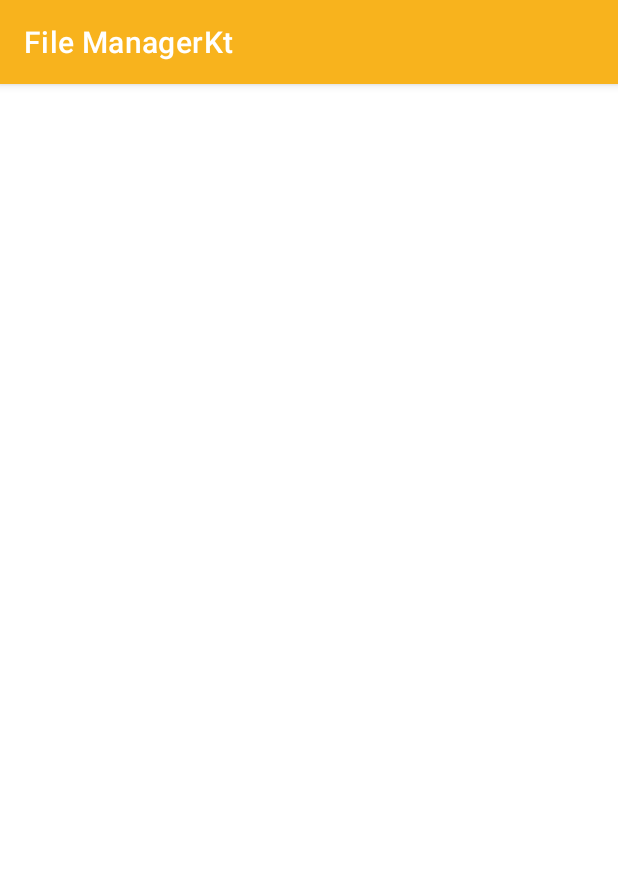
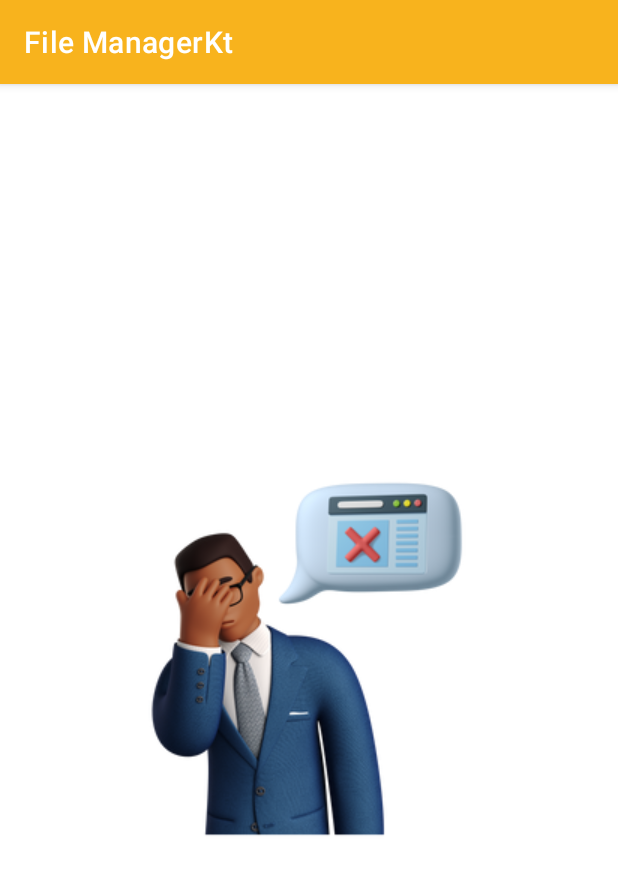
Before and after one commit to shirinvn/FileManagerKt, an Android app: the screen it shows after launch (MainActivity), on a phone screen of 412 x 824 dp. Shown: the top 875 px of the screen. Run offline under Robolectric (Android 15) with nearby library versions, the phone set to English and light mode, and no system bars.

```diff
--- a/app/src/main/java/com/example/filemanagerkt/MainActivity.kt
+++ b/app/src/main/java/com/example/filemanagerkt/MainActivity.kt
@@ -1,11 +1,73 @@
 package com.example.filemanagerkt
 
+import android.Manifest
+import android.content.pm.PackageManager
 import androidx.appcompat.app.AppCompatActivity
 import android.os.Bundle
+import android.os.Environment
+import android.widget.Toast
+import androidx.core.app.ActivityCompat
+import androidx.core.content.ContextCompat
+import com.example.filemanagerkt.databinding.ActivityMainBinding
 
 class MainActivity : AppCompatActivity() {
+
+    lateinit var  binding: ActivityMainBinding
+
+    companion object {
+        var ourViewType = 0
+        var ourSpanCount = 1
+    }
+
     override fun onCreate(savedInstanceState: Bundle?) {
         super.onCreate(savedInstanceState)
-        setContentView(R.layout.activity_main)
+        binding = ActivityMainBinding.inflate(layoutInflater)
+        setContentView(binding.root)
+
+
+        if (checkPermisstion()){
+
+            val path = Environment.getExternalStorageDirectory().path
+            val transaction = supportFragmentManager.beginTransaction()
+            transaction.add(R.id.frame_layout , MyFragment(path))
+            transaction.commit()
+
+        }else { requestPermisstion()}
+
+
     }
+
+
+    private fun checkPermisstion(): Boolean {
+        val result = ContextCompat.checkSelfPermission(
+            this@MainActivity,
+            Manifest.permission.WRITE_EXTERNAL_STORAGE
+        )
+        return if (result == PackageManager.PERMISSION_GRANTED) {
+            true
+
+        } else {
+
+            false
+
+        }
+    }
+
+    private fun requestPermisstion() {
+        if (ActivityCompat.shouldShowRequestPermissionRationale(
+                this@MainActivity,
+                Manifest.permission.WRITE_EXTERNAL_STORAGE
+            )
+        ) {
+            Toast.makeText(this@MainActivity, "Storage", Toast.LENGTH_SHORT).show()
+        } else {
+            ActivityCompat.requestPermissions(
+                this@MainActivity, arrayOf(
+                    Manifest.permission.WRITE_EXTERNAL_STORAGE
+                ), 111
+            )
+        }
+    }
+
+
 }
--- /dev/null
+++ b/app/src/main/java/com/example/filemanagerkt/MyFragment.kt
@@ -0,0 +1,107 @@
+package com.example.filemanagerkt
+
+import android.annotation.SuppressLint
+import android.content.Intent
+import android.net.Uri
+import android.os.Build
+import android.os.Bundle
+import android.view.LayoutInflater
+import android.view.View
+import android.view.ViewGroup
+import androidx.core.content.FileProvider
+import androidx.fragment.app.Fragment
+import androidx.recyclerview.widget.GridLayoutManager
+import androidx.recyclerview.widget.LinearLayoutManager
+import com.example.filemanagerkt.databinding.FragmentBinding
+import java.io.File
+
+class MyFragment (val path: String) : Fragment(), MyAdapter.FileEvent {
+    lateinit var binding: FragmentBinding
+    lateinit var adapter: MyAdapter
+
+    override fun onCreateView(
+        inflater: LayoutInflater,
+        container: ViewGroup?,
+        savedInstanceState: Bundle?
+    ): View {
+
+        binding = FragmentBinding.inflate(layoutInflater)
+        return binding.root
+
+    }
+
+    @SuppressLint("SetTextI18n")
+    override fun onViewCreated(view: View, savedInstanceState: Bundle?) {
+        super.onViewCreated(view, savedInstanceState)
+
+        val ourFile = File(path)
+
+        if (ourFile.isDirectory) {
+
+            val listOfFiles = arrayListOf<File>()
+            listOfFiles.addAll(ourFile.listFiles()!!)
+            listOfFiles.sort()
+
+            adapter = MyAdapter(listOfFiles, this)
+            binding.recyclerMain.adapter = adapter
+            binding.recyclerMain.layoutManager = GridLayoutManager(
+                context,
+                MainActivity.ourSpanCount,
+                LinearLayoutManager.VERTICAL,
+                false
+            )
+            adapter.changeViewType(MainActivity.ourViewType)
+
+            if (listOfFiles.size > 0) {
+
+                binding.recyclerMain.visibility = View.VISIBLE
+                binding.imgNoData.visibility = View.GONE
+
+
+            } else {
+
+                binding.recyclerMain.visibility = View.GONE
+                binding.imgNoData.visibility = View.VISIBLE
+
+            }
+
+        }
+
+
+    }
+
+    override fun onFileClicked(file: File, type: String) {
+
+        val intent = Intent(Intent.ACTION_VIEW)
+
+        if (Build.VERSION.SDK_INT >= Build.VERSION_CODES.N) {
+
+            val fileProvider = FileProvider.getUriForFile(
+                requireContext(),
+                requireActivity().packageName + ".provider",
+                file
+            )
+            intent.setDataAndType(fileProvider, type)
+
+        } else {
+
+            intent.setDataAndType(Uri.fromFile(file), type)
+
+        }
+
+        intent.addFlags(Intent.FLAG_GRANT_READ_URI_PERMISSION)
+        startActivity(intent)
+
+    }
+
+    override fun onFolderClicked(path: String) {
+
+        val transaction = parentFragmentManager.beginTransaction()
+        transaction.replace(R.id.frame_layout, MyFragment(path))
+        transaction.addToBackStack(null)
+        transaction.commit()
+
+    }
+
+
+}
--- /dev/null
+++ b/app/src/main/res/layout/fragment.xml
@@ -0,0 +1,33 @@
+<?xml version="1.0" encoding="utf-8"?>
+<androidx.constraintlayout.widget.ConstraintLayout xmlns:android="http://schemas.android.com/apk/res/android"
+    xmlns:app="http://schemas.android.com/apk/res-auto"
+    xmlns:tools="http://schemas.android.com/tools"
+    android:layout_width="match_parent"
+    android:layout_height="match_parent"
+    tools:context=".MainActivity">
+
+
+    <androidx.recyclerview.widget.RecyclerView
+        android:id="@+id/recyclerMain"
+        android:layout_width="match_parent"
+        android:layout_height="0dp"
+        app:layout_constraintBottom_toBottomOf="parent"
+        app:layout_constraintEnd_toEndOf="parent"
+        app:layout_constraintStart_toStartOf="parent"
+        app:layout_constraintTop_toTopOf="parent"
+        tools:listitem="@layout/recycler_item" />
+
+    <ImageView
+        android:id="@+id/imgNoData"
+        android:layout_width="0dp"
+        android:layout_height="270dp"
+        android:layout_marginStart="70dp"
+        android:layout_marginEnd="70dp"
+        android:src="@drawable/nofile"
+        app:layout_constraintBottom_toBottomOf="parent"
+        app:layout_constraintEnd_toEndOf="parent"
+        app:layout_constraintStart_toStartOf="parent"
+        app:layout_constraintTop_toTopOf="parent" />
+
+
+</androidx.constraintlayout.widget.ConstraintLayout>
--- a/build.gradle
+++ b/build.gradle
@@ -2,5 +2,5 @@
 plugins {
     id 'com.android.application' version '7.4.2' apply false
     id 'com.android.library' version '7.4.2' apply false
-    id 'org.jetbrains.kotlin.android' version '1.8.0' apply false
+    id 'org.jetbrains.kotlin.android' version '1.9.0-Beta' apply false
 }
```
Also changed, not shown: app/build.gradle (+6 -1 lines), app/src/main/java/com/example/filemanagerkt/MyAdapter.kt (added, +140 -0 lines).
